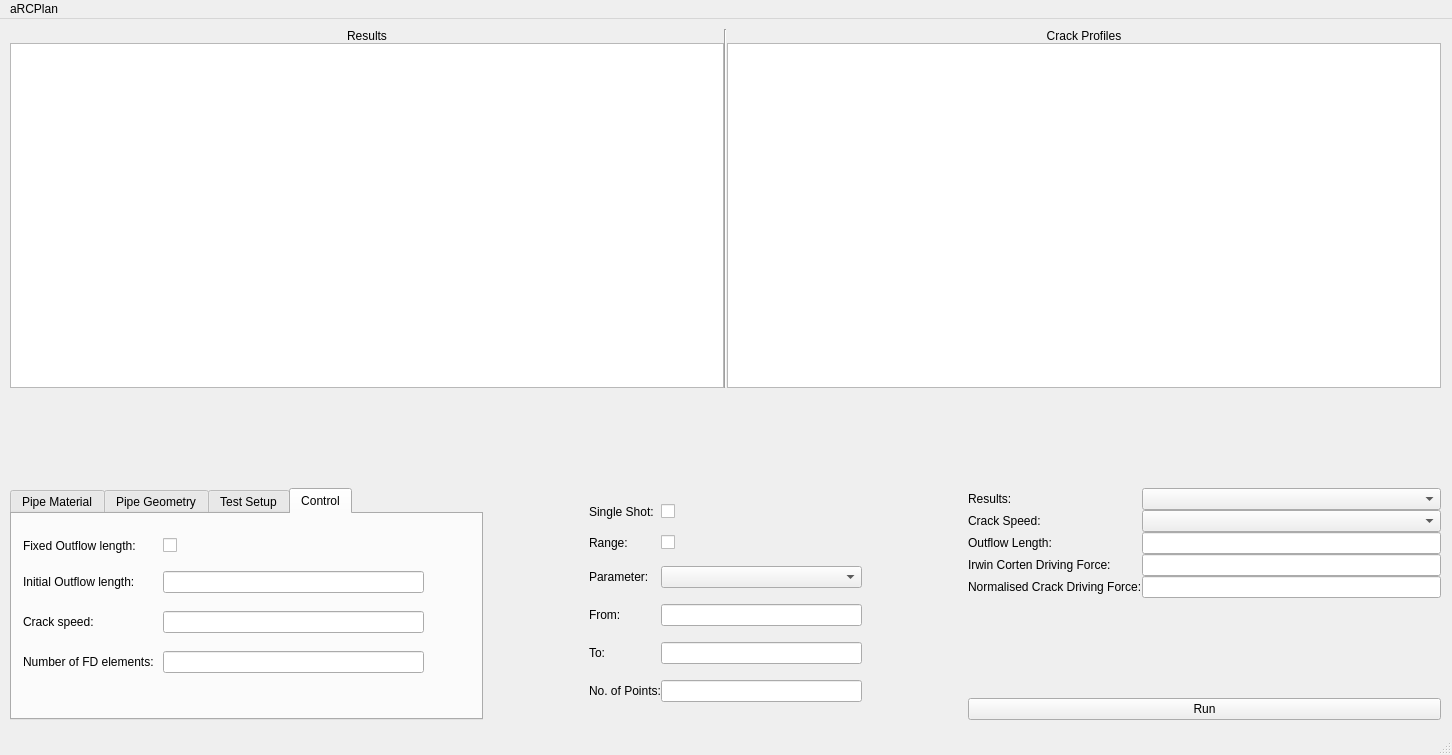
FraserEdwards/aRCPlanQt, file guimain.ui: the form before one commit.
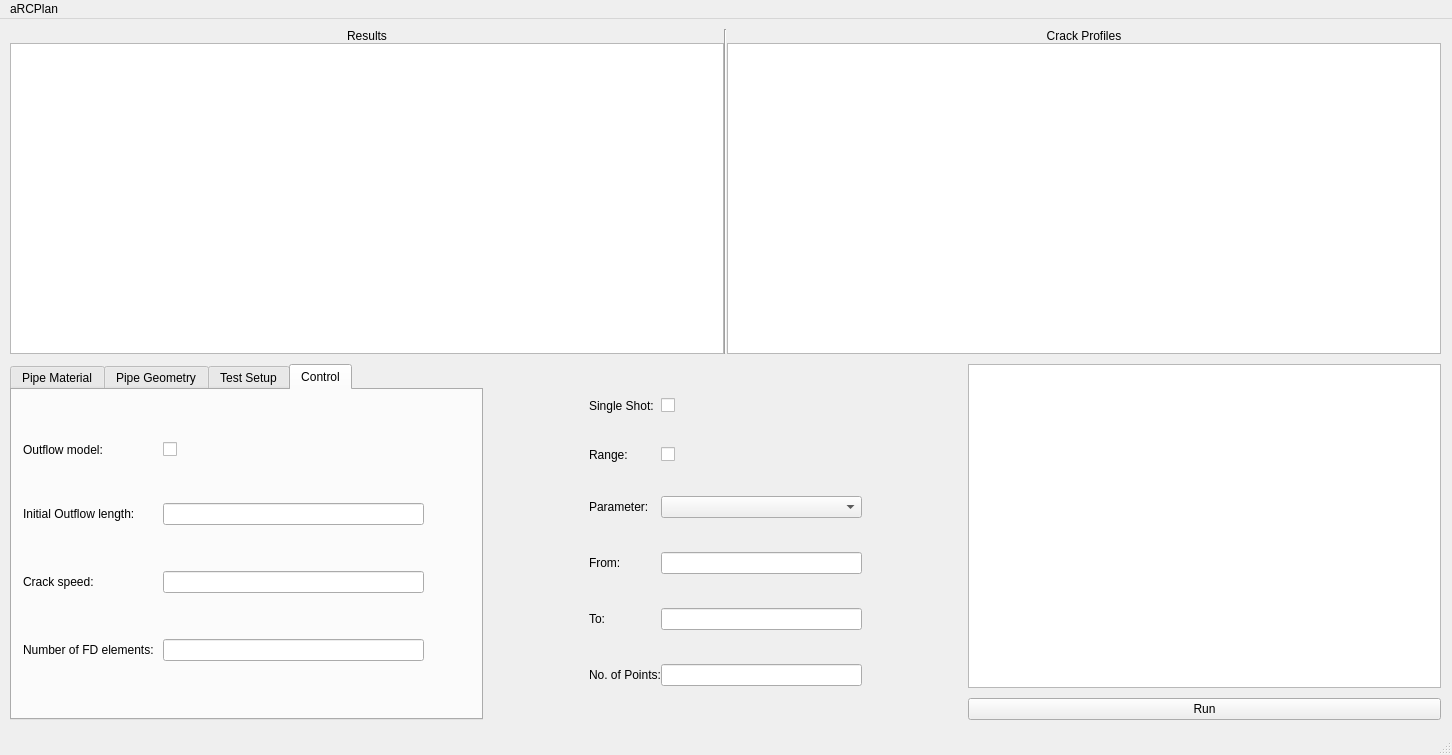
The form after the commit. The open tabs and pages were chosen to show the change.

Commit message: Table Object created, will store all solutions

The edit to the form file:
```diff
--- a/guimain.ui
+++ b/guimain.ui
@@ -31,7 +31,7 @@
       <number>0</number>
      </property>
      <property name="verticalSpacing">
-      <number>100</number>
+      <number>10</number>
      </property>
      <item row="1" column="0" rowspan="2">
       <widget class="QTabWidget" name="tabs">
@@ -311,14 +311,14 @@
            <x>11</x>
            <y>12</y>
            <width>401</width>
-           <height>161</height>
+           <height>301</height>
           </rect>
          </property>
          <layout class="QGridLayout" name="gridLayout_2">
           <item row="0" column="0">
            <widget class="QLabel" name="label_14">
             <property name="text">
-             <string>Fixed Outflow length:</string>
+             <string>Outflow model:</string>
             </property>
            </widget>
           </item>
@@ -455,60 +455,6 @@
        </item>
       </layout>
      </item>
-     <item row="1" column="2">
-      <layout class="QGridLayout" name="gridLayout_7">
-       <item row="0" column="0">
-        <widget class="QLabel" name="label_21">
-         <property name="text">
-          <string>Results:</string>
-         </property>
-        </widget>
-       </item>
-       <item row="1" column="0" colspan="2">
-        <widget class="QLabel" name="label_15">
-         <property name="text">
-          <string>Crack Speed:</string>
-         </property>
-        </widget>
-       </item>
-       <item row="2" column="0" colspan="3">
-        <widget class="QLabel" name="label_18">
-         <property name="text">
-          <string>Outflow Length:</string>
-         </property>
-        </widget>
-       </item>
-       <item row="2" column="3">
-        <widget class="QLineEdit" name="outflowresult"/>
-       </item>
-       <item row="3" column="0" colspan="3">
-        <widget class="QLabel" name="label_19">
-         <property name="text">
-          <string>Irwin Corten Driving Force:</string>
-         </property>
-        </widget>
-       </item>
-       <item row="3" column="3">
-        <widget class="QLineEdit" name="cortendriving"/>
-       </item>
-       <item row="4" column="0" colspan="3">
-        <widget class="QLabel" name="label_20">
-         <property name="text">
-          <string>Normalised Crack Driving Force:</string>
-         </property>
-        </widget>
-       </item>
-       <item row="4" column="3">
-        <widget class="QLineEdit" name="normalisedforce"/>
-       </item>
-       <item row="0" column="3">
-        <widget class="QComboBox" name="Resultscombo"/>
-       </item>
-       <item row="1" column="3">
-        <widget class="QComboBox" name="Crackspeedcombo"/>
-       </item>
-      </layout>
-     </item>
      <item row="2" column="2">
       <widget class="QPushButton" name="Runbutton">
        <property name="sizePolicy">
@@ -565,6 +511,9 @@
        </item>
       </layout>
      </item>
+     <item row="1" column="2">
+      <widget class="QTableWidget" name="Resultstable"/>
+     </item>
     </layout>
    </widget>
   </widget>
```
Left out of the diff: 2 changed lines with no effect on the pictures. The commit also changes 3 other files.
